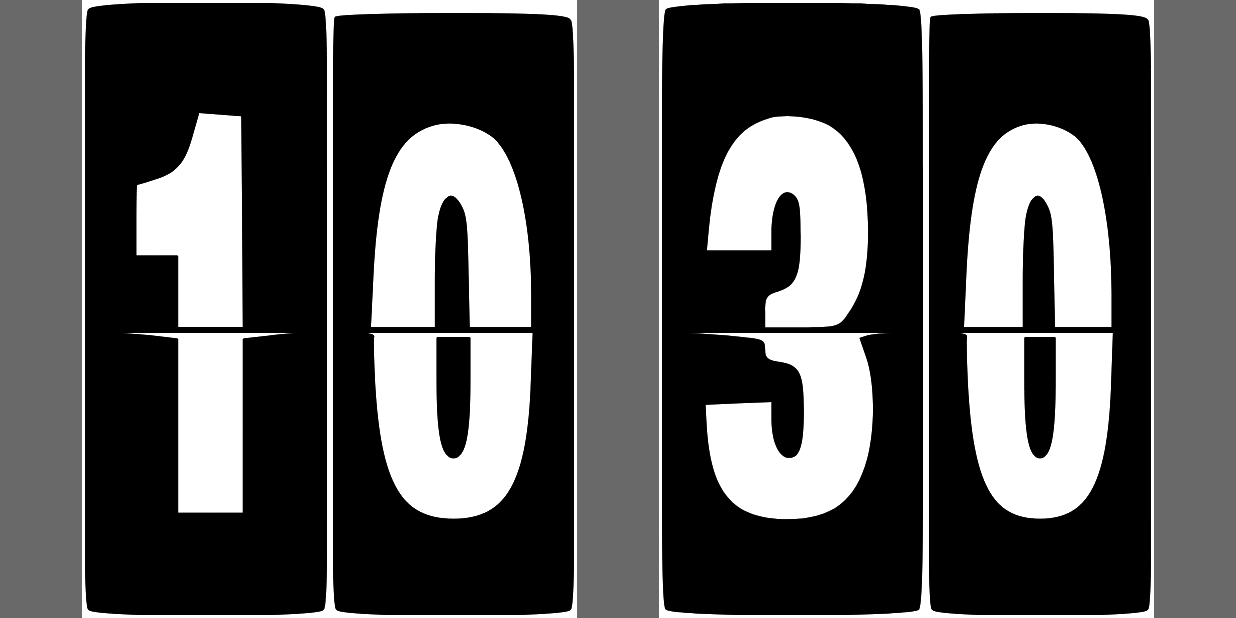
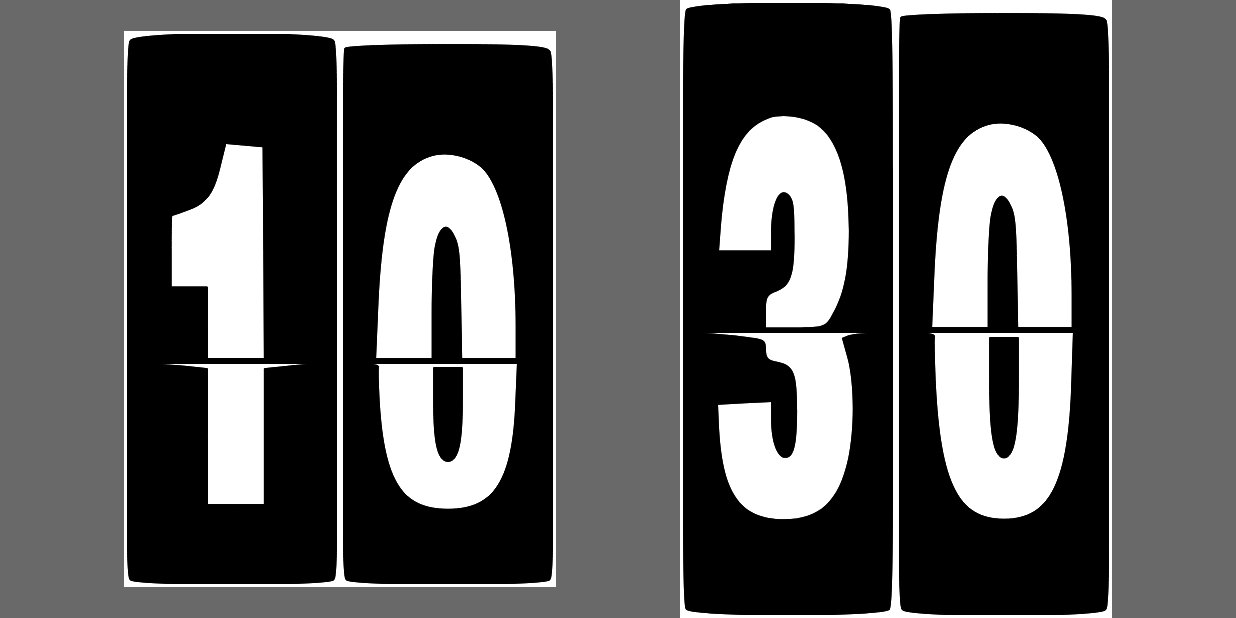
Before and after one commit to fabian4/Timer, an Android app: the screen it shows after launch (MainActivity), on a phone screen of 824 x 412 dp (held sideways). Run offline under Robolectric (Android 15) with nearby library versions, the phone set to English and light mode, and no system bars.

Commit message:
fix 适配问题

```diff
--- a/app/src/main/res/layout/activity_main.xml
+++ b/app/src/main/res/layout/activity_main.xml
@@ -21,11 +21,12 @@
         android:layout_height="0dp"
         android:gravity="center"
         android:background="@color/white"
+        app:layout_constraintWidth_percent="0.35"
+        app:layout_constraintHeight_percent="0.9"
         app:layout_constraintBottom_toBottomOf="parent"
         app:layout_constraintLeft_toLeftOf="parent"
         app:layout_constraintRight_toLeftOf="@+id/minutes"
-        app:layout_constraintTop_toBottomOf="@+id/title"
-        app:layout_constraintWidth_percent="0.4">
+        app:layout_constraintTop_toBottomOf="@+id/title">
 
         <com.fabian.timer.flip.FlipDigit
             android:id="@+id/hours_1"
@@ -52,7 +53,8 @@
         android:layout_height="0dp"
         android:gravity="center"
         android:background="@color/white"
-        app:layout_constraintWidth_percent="0.4"
+        app:layout_constraintWidth_percent="0.35"
+        app:layout_constraintHeight_percent="1"
         app:layout_constraintBottom_toBottomOf="parent"
         app:layout_constraintLeft_toRightOf="@+id/hours"
         app:layout_constraintRight_toRightOf="parent"
```
